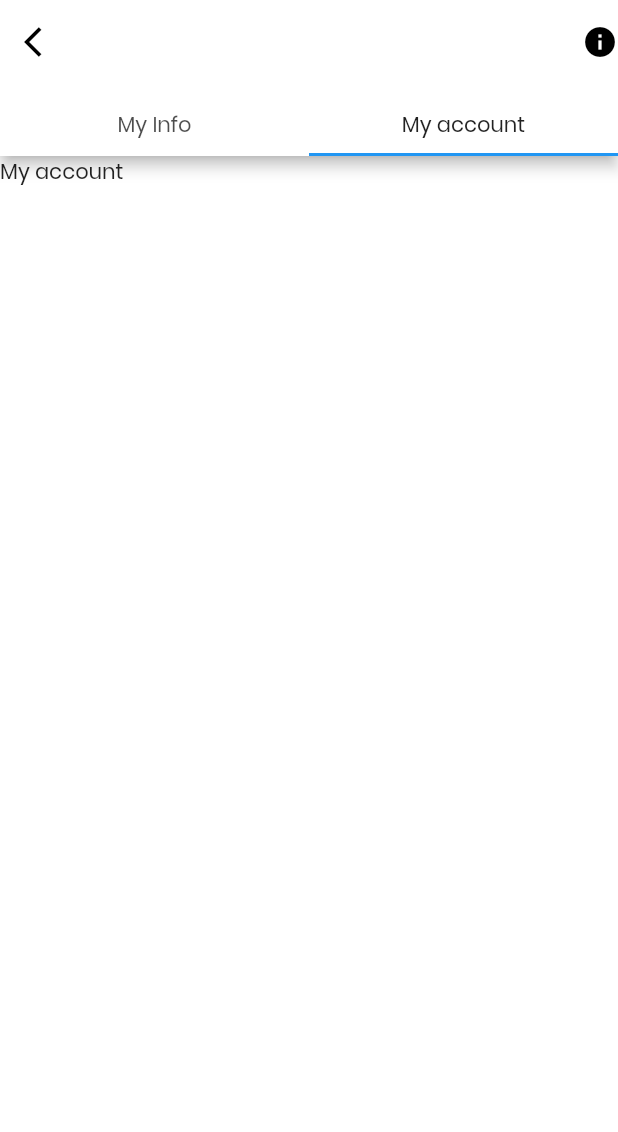
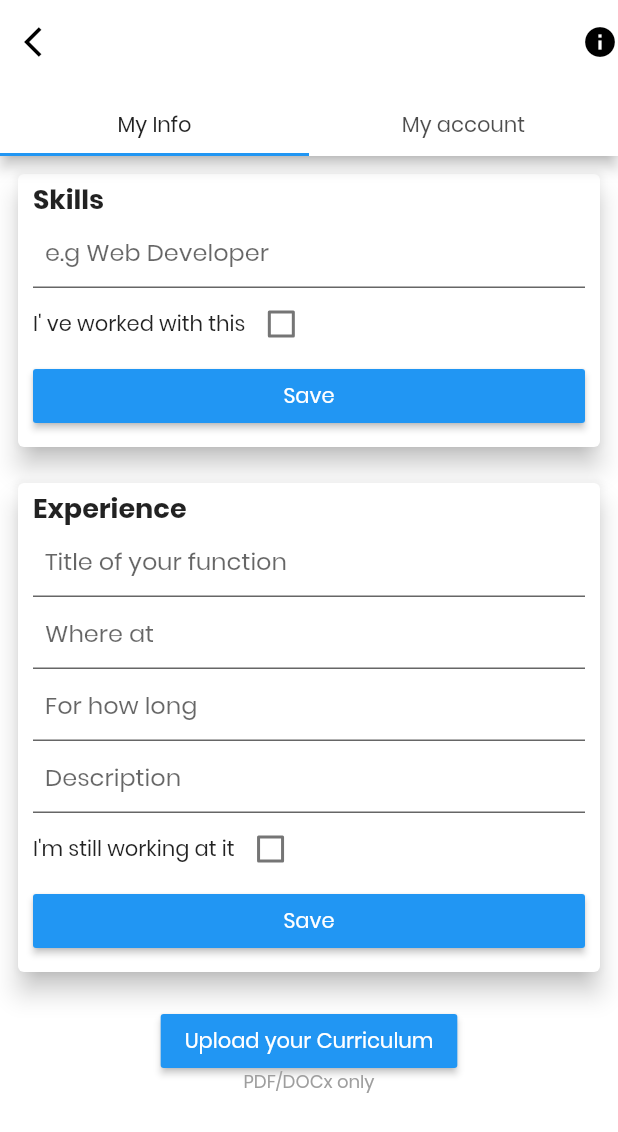
Before and after one commit to NicolasMarqui/Seekr-Flutter, a Flutter app: the ChangeProfile screen opened directly, on a phone screen of 412 x 824 dp. Shown: the top 1132 px of the screen. Run offline on Flutter 3.47's test engine with Material 2 defaults, Android fonts, the phone set to English and light mode, and no system bars; our stand-ins replace curved_navigation_bar.

Commit message:
Buttons to add new skills and experiences

```diff
--- a/frontend/lib/pages/changeProfile.dart
+++ b/frontend/lib/pages/changeProfile.dart
@@ -1,4 +1,6 @@
 import 'package:flutter/material.dart';
+
+import '../widgets/addProfileInfo.dart';
 
 class ChangeProfile extends StatelessWidget {
   const ChangeProfile({Key key}) : super(key: key);
@@ -6,7 +8,7 @@ class ChangeProfile extends StatelessWidget {
   @override
   Widget build(BuildContext context) {
     return DefaultTabController(
-      initialIndex: 1,
+      initialIndex: 0,
       length: 2,
       child: Scaffold(
         backgroundColor: Colors.white,
@@ -34,7 +36,7 @@ class ChangeProfile extends StatelessWidget {
           ),
         ),
         body: TabBarView(
-          children: <Widget>[Text('My info'), Text('My account')],
+          children: <Widget>[AddProfileInfo(), Text('My account')],
         ),
       ),
     );
--- /dev/null
+++ b/frontend/lib/widgets/addProfileInfo.dart
@@ -0,0 +1,162 @@
+import 'package:flutter/material.dart';
+
+import '../styles/styles.dart';
+
+class AddProfileInfo extends StatefulWidget {
+  const AddProfileInfo({Key key}) : super(key: key);
+
+  @override
+  _AddProfileInfoState createState() => _AddProfileInfoState();
+}
+
+class _AddProfileInfoState extends State<AddProfileInfo> {
+  bool isCheckedSkill = false;
+  bool isCheckedExperience = false;
+
+  @override
+  Widget build(BuildContext context) {
+    return SingleChildScrollView(
+      child: Container(
+        child: Column(
+          children: <Widget>[
+            Padding(
+              padding: const EdgeInsets.all(8.0),
+              child: Card(
+                elevation: 7,
+                child: Padding(
+                  padding: const EdgeInsets.all(10.0),
+                  child: Column(
+                    crossAxisAlignment: CrossAxisAlignment.start,
+                    children: <Widget>[
+                      Text(
+                        'Skills',
+                        style: AppStyles.bold(),
+                      ),
+                      TextField(
+                        decoration: InputDecoration(
+                            contentPadding: EdgeInsets.all(8.0),
+                            filled: true,
+                            hintText: "e.g Web Developer",
+                            fillColor: Colors.white),
+                      ),
+                      Row(
+                        children: <Widget>[
+                          Text('I\' ve worked with this'),
+                          Checkbox(
+                            onChanged: (e) {
+                              setState(() {
+                                isCheckedSkill = !isCheckedSkill;
+                              });
+                            },
+                            value: isCheckedSkill,
+                          ),
+                        ],
+                      ),
+                      Container(
+                        width: double.infinity,
+                        child: RaisedButton(
+                          onPressed: () {},
+                          color: Colors.blue,
+                          textColor: Colors.white,
+                          child: Text('Save'),
+                        ),
+                      ),
+                    ],
+                  ),
+                ),
+              ),
+            ),
+            Padding(
+              padding: const EdgeInsets.all(8.0),
+              child: Card(
+                elevation: 7,
+                child: Padding(
+                  padding: const EdgeInsets.all(10.0),
+                  child: Column(
+                    crossAxisAlignment: CrossAxisAlignment.start,
+                    children: <Widget>[
+                      Text(
+                        'Experience',
+                        style: AppStyles.bold(),
+                      ),
+                      TextField(
+                        decoration: InputDecoration(
+                            contentPadding: EdgeInsets.all(8.0),
+                            filled: true,
+                            hintText: "Title of your function",
+                            fillColor: Colors.white),
+                      ),
+                      TextField(
+                        decoration: InputDecoration(
+                            contentPadding: EdgeInsets.all(8.0),
+                            filled: true,
+                            hintText: "Where at",
+                            fillColor: Colors.white),
+                      ),
+                      TextField(
+                        decoration: InputDecoration(
+                            contentPadding: EdgeInsets.all(8.0),
+                            filled: true,
+                            hintText: "For how long",
+                            fillColor: Colors.white),
+                      ),
+                      TextField(
+                        decoration: InputDecoration(
+                            contentPadding: EdgeInsets.all(8.0),
+                            filled: true,
+                            hintText: "Description",
+                            fillColor: Colors.white),
+                      ),
+                      Row(
+                        children: <Widget>[
+                          Text('I\'m still working at it'),
+                          Checkbox(
+                            onChanged: (e) {
+                              setState(() {
+                                isCheckedExperience = !isCheckedExperience;
+                              });
+                            },
+                            value: isCheckedExperience,
+                          ),
+                        ],
+                      ),
+                      Container(
+                        width: double.infinity,
+                        child: RaisedButton(
+                          onPressed: () {},
+                          color: Colors.blue,
+                          textColor: Colors.white,
+                          child: Text('Save'),
+                        ),
+                      ),
+                    ],
+                  ),
+                ),
+              ),
+            ),
+
+            Container(
+              width: double.infinity,
+              padding: EdgeInsets.all(10),
+              child: Column(
+                children: <Widget>[
+                  RaisedButton(
+                    onPressed: (){},
+                    color: Colors.blue,
+                    textColor: Colors.white,
+                    child: Text('Upload your Curriculum'),
+                  ),
+
+                  Container(
+                    width: double.infinity,
+                    child: Text('PDF/DOCx only', style: AppStyles.linkDescSmall(), textAlign: TextAlign.center,),
+                  ),
+                ],
+              ),
+            ),
+          ],
+        ),
+      ),
+    );
+  }
+}
```
Also changed, not shown: frontend/lib/widgets/changeProfileInfo.dart (added).
